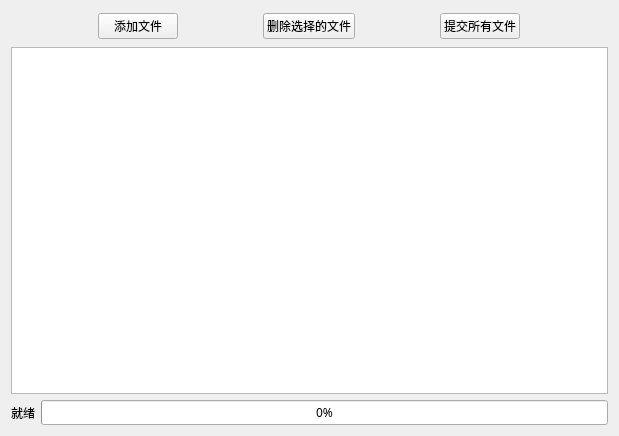
yang-zhongtian/PYCM, file Client/UI/FileSendUI.ui: the form before one commit.
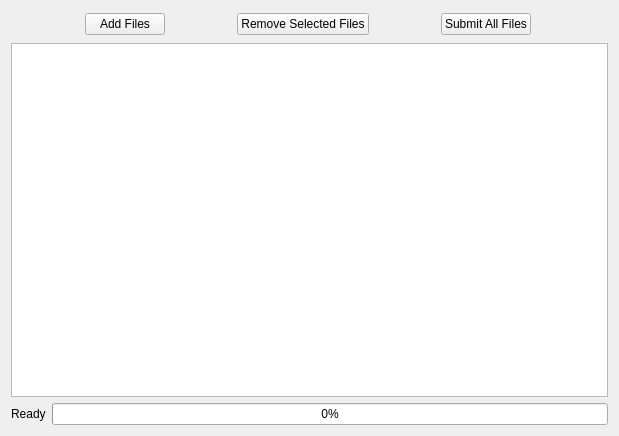
The form after the commit. Icons and pictures are not drawn.

What changed in the file:
```diff
--- a/Client/UI/FileSendUI.ui
+++ b/Client/UI/FileSendUI.ui
@@ -43,13 +43,8 @@
          <verstretch>0</verstretch>
         </sizepolicy>
        </property>
-       <property name="font">
-        <font>
-         <family>微软雅黑</family>
-        </font>
-       </property>
        <property name="text">
-        <string>添加文件</string>
+        <string>Add Files</string>
        </property>
       </widget>
      </item>
@@ -61,13 +56,8 @@
          <verstretch>0</verstretch>
         </sizepolicy>
        </property>
-       <property name="font">
-        <font>
-         <family>微软雅黑</family>
-        </font>
-       </property>
        <property name="text">
-        <string>删除选择的文件</string>
+        <string>Remove Selected Files</string>
        </property>
       </widget>
      </item>
@@ -79,13 +69,8 @@
          <verstretch>0</verstretch>
         </sizepolicy>
        </property>
-       <property name="font">
-        <font>
-         <family>微软雅黑</family>
-        </font>
-       </property>
        <property name="text">
-        <string>提交所有文件</string>
+        <string>Submit All Files</string>
        </property>
       </widget>
      </item>
@@ -108,11 +93,6 @@
       </property>
       <item>
        <widget class="QTableWidget" name="file_list">
-        <property name="font">
-         <font>
-          <family>微软雅黑</family>
-         </font>
-        </property>
         <property name="acceptDrops">
          <bool>true</bool>
         </property>
@@ -125,23 +105,13 @@
     <layout class="QHBoxLayout" name="horizontalLayout_2">
      <item>
       <widget class="QLabel" name="file_send_progress_label">
-       <property name="font">
-        <font>
-         <family>微软雅黑</family>
-        </font>
-       </property>
        <property name="text">
-        <string>就绪</string>
+        <string>Ready</string>
        </property>
       </widget>
      </item>
      <item>
       <widget class="QProgressBar" name="file_send_progress_bar">
-       <property name="font">
-        <font>
-         <family>微软雅黑</family>
-        </font>
-       </property>
        <property name="value">
         <number>0</number>
        </property>
```
Left out of the diff: 2 changed lines with no effect on the pictures.
